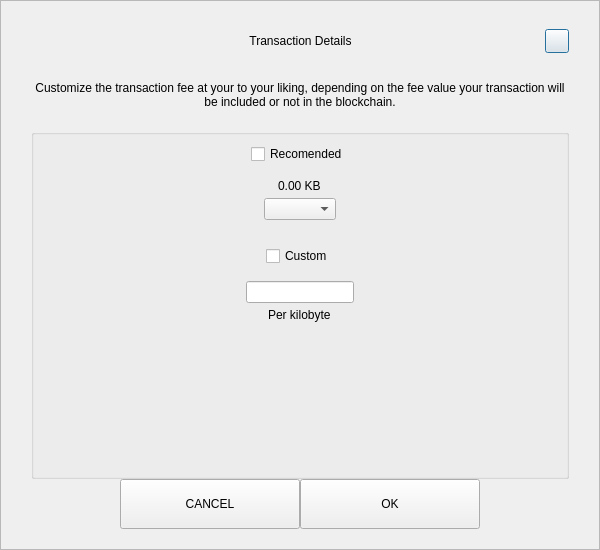
Before: the Qt Designer form src/qt/pny/forms/sendcustomfeedialog.ui in decenomy/PNY, drawn with Qt 5.
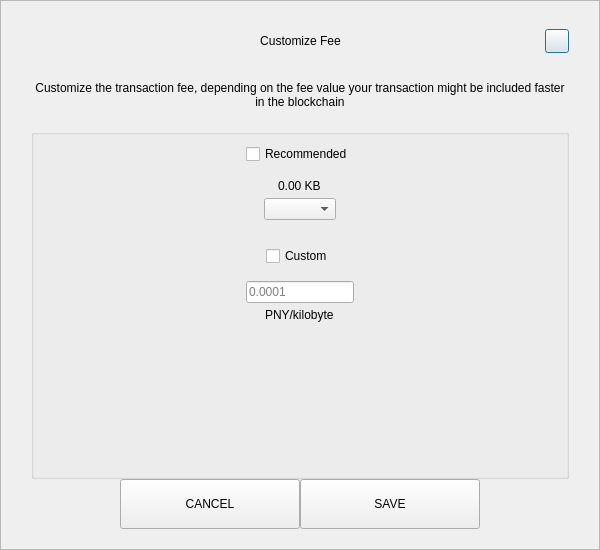
After: the same form once the commit is applied.

```diff
--- a/src/qt/pny/forms/sendcustomfeedialog.ui
+++ b/src/qt/pny/forms/sendcustomfeedialog.ui
@@ -92,7 +92,7 @@
            <string notr="true">padding-left:24px;</string>
           </property>
           <property name="text">
-           <string>Transaction Details</string>
+           <string>Customize Fee</string>
           </property>
           <property name="alignment">
            <set>Qt::AlignCenter</set>
@@ -155,7 +155,7 @@
       <item>
        <widget class="QLabel" name="labelMessage">
         <property name="text">
-         <string>Customize the transaction fee at your to your liking, depending on the fee value your transaction will be included or not in the blockchain.</string>
+         <string>Customize the transaction fee, depending on the fee value your transaction might be included faster in the blockchain</string>
         </property>
         <property name="alignment">
          <set>Qt::AlignCenter</set>
@@ -201,7 +201,7 @@
            <item alignment="Qt::AlignHCenter">
             <widget class="QCheckBox" name="checkBoxRecommended">
              <property name="text">
-              <string>Recomended</string>
+              <string>Recommended</string>
              </property>
             </widget>
            </item>
@@ -278,12 +278,16 @@
             </spacer>
            </item>
            <item alignment="Qt::AlignHCenter">
-            <widget class="QLineEdit" name="lineEditCustomFee"/>
+            <widget class="QLineEdit" name="lineEditCustomFee">
+             <property name="placeholderText">
+              <string notr="true">0.0001</string>
+             </property>
+            </widget>
            </item>
            <item alignment="Qt::AlignHCenter">
             <widget class="QLabel" name="labelCustomFee">
              <property name="text">
-              <string>Per kilobyte</string>
+              <string>PNY/kilobyte</string>
              </property>
             </widget>
            </item>
@@ -348,7 +352,7 @@
            <enum>Qt::NoFocus</enum>
           </property>
           <property name="text">
-           <string>OK</string>
+           <string>SAVE</string>
           </property>
          </widget>
         </item>
```
